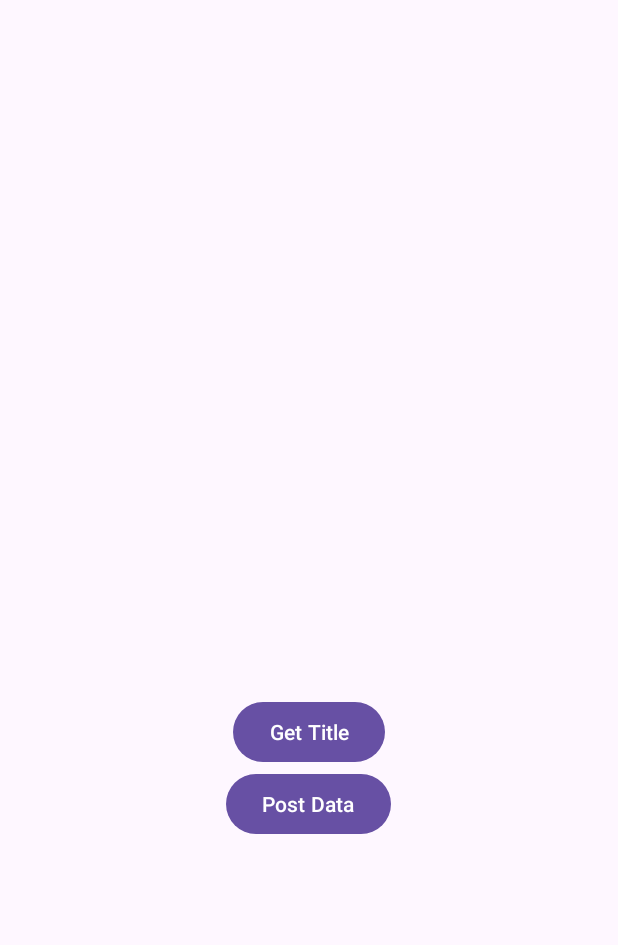
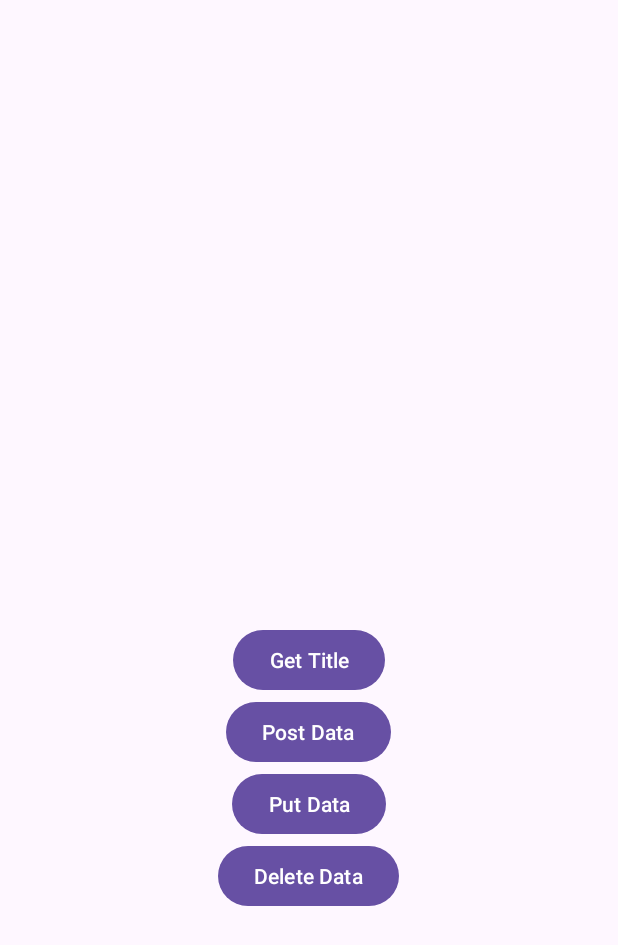
Before and after one commit to KashifRehmanPK/RetrofitPracticeAPI_-Kotlin-, an Android app: the layout activity_main.xml on its own in the app's theme, with its tools: preview values and no code run, on a phone screen of 412 x 824 dp. Shown: the top 945 px of the screen. Run offline under Robolectric (Android 15) with nearby library versions, the phone set to English and light mode, and no system bars.

Commit message:
ASK-2-  Added Code for Update and Delete Request

```diff
--- a/app/src/main/res/layout/activity_main.xml
+++ b/app/src/main/res/layout/activity_main.xml
@@ -20,7 +20,7 @@
     <Button
         android:layout_width="wrap_content"
         android:layout_height="wrap_content"
-        android:id="@+id/btnNewMeme"
+        android:id="@+id/btnGet"
         android:text="Get Title" />
 
 
@@ -31,4 +31,18 @@
         android:text="Post Data" />
 
 
+    <Button
+        android:layout_width="wrap_content"
+        android:layout_height="wrap_content"
+        android:id="@+id/btnPut"
+        android:text="Put Data" />
+
+
+    <Button
+        android:layout_width="wrap_content"
+        android:layout_height="wrap_content"
+        android:id="@+id/btndelete"
+        android:text="Delete Data" />
+
+
 </LinearLayout>
```
Also changed, not shown: app/src/main/java/com/neonstudio/retrofitpractice_api/API_Interface.kt (+10 -7 lines), app/src/main/java/com/neonstudio/retrofitpractice_api/MainActivity.kt (+122 -1 lines).
